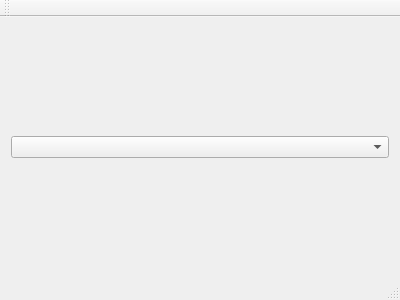
Before: the Qt Designer form QtCaptureTest/mainwindow.ui in openpnp/openpnp-capture, drawn with Qt 5.
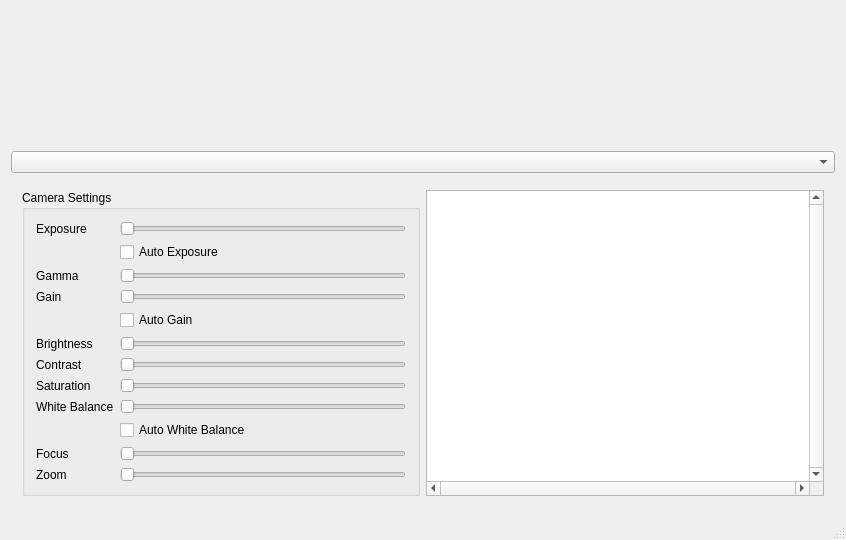
After: the same form once the commit is applied.

Commit message: Fixed bug in Win:setProperty() that returns an undefined status code. Updated QtCaptureText to include more camera properties.

Diff of the .ui file:
```diff
--- a/QtCaptureTest/mainwindow.ui
+++ b/QtCaptureTest/mainwindow.ui
@@ -6,8 +6,8 @@
    <rect>
     <x>0</x>
     <y>0</y>
-    <width>400</width>
-    <height>300</height>
+    <width>846</width>
+    <height>540</height>
    </rect>
   </property>
   <property name="windowTitle">
@@ -15,9 +15,227 @@
   </property>
   <widget class="QWidget" name="centralWidget">
    <layout class="QVBoxLayout" name="verticalLayout">
+    <item>
+     <widget class="QLabel" name="frameDisplay">
+      <property name="sizePolicy">
+       <sizepolicy hsizetype="Preferred" vsizetype="Preferred">
+        <horstretch>0</horstretch>
+        <verstretch>1</verstretch>
+       </sizepolicy>
+      </property>
+      <property name="text">
+       <string/>
+      </property>
+     </widget>
+    </item>
     <item>
      <widget class="QComboBox" name="cameraChooser"/>
     </item>
+    <item>
+     <widget class="QFrame" name="frame">
+      <property name="sizePolicy">
+       <sizepolicy hsizetype="Preferred" vsizetype="Fixed">
+        <horstretch>0</horstretch>
+        <verstretch>0</verstretch>
+       </sizepolicy>
+      </property>
+      <property name="frameShape">
+       <enum>QFrame::NoFrame</enum>
+      </property>
+      <property name="frameShadow">
+       <enum>QFrame::Plain</enum>
+      </property>
+      <property name="lineWidth">
+       <number>0</number>
+      </property>
+      <layout class="QHBoxLayout" name="horizontalLayout">
+       <item>
+        <widget class="QGroupBox" name="groupBox">
+         <property name="sizePolicy">
+          <sizepolicy hsizetype="Preferred" vsizetype="Minimum">
+           <horstretch>0</horstretch>
+           <verstretch>0</verstretch>
+          </sizepolicy>
+         </property>
+         <property name="title">
+          <string>Camera Settings</string>
+         </property>
+         <layout class="QGridLayout" name="gridLayout">
+          <item row="8" column="0">
+           <widget class="QLabel" name="label_5">
+            <property name="text">
+             <string>White Balance</string>
+            </property>
+           </widget>
+          </item>
+          <item row="0" column="0">
+           <widget class="QLabel" name="label">
+            <property name="text">
+             <string>Exposure</string>
+            </property>
+           </widget>
+          </item>
+          <item row="3" column="1">
+           <widget class="QSlider" name="gainSlider">
+            <property name="orientation">
+             <enum>Qt::Horizontal</enum>
+            </property>
+           </widget>
+          </item>
+          <item row="3" column="0">
+           <widget class="QLabel" name="label_2">
+            <property name="text">
+             <string>Gain</string>
+            </property>
+           </widget>
+          </item>
+          <item row="0" column="1">
+           <widget class="QSlider" name="exposureSlider">
+            <property name="orientation">
+             <enum>Qt::Horizontal</enum>
+            </property>
+           </widget>
+          </item>
+          <item row="8" column="1">
+           <widget class="QSlider" name="whitebalanceSlider">
+            <property name="orientation">
+             <enum>Qt::Horizontal</enum>
+            </property>
+           </widget>
+          </item>
+          <item row="6" column="0">
+           <widget class="QLabel" name="label_4">
+            <property name="text">
+             <string>Contrast</string>
+            </property>
+           </widget>
+          </item>
+          <item row="6" column="1">
+           <widget class="QSlider" name="contrastSlider">
+            <property name="orientation">
+             <enum>Qt::Horizontal</enum>
+            </property>
+           </widget>
+          </item>
+          <item row="2" column="0">
+           <widget class="QLabel" name="label_7">
+            <property name="text">
+             <string>Gamma</string>
+            </property>
+           </widget>
+          </item>
+          <item row="2" column="1">
+           <widget class="QSlider" name="gammaSlider">
+            <property name="orientation">
+             <enum>Qt::Horizontal</enum>
+            </property>
+           </widget>
+          </item>
+          <item row="1" column="1">
+           <widget class="QCheckBox" name="autoExposure">
+            <property name="text">
+             <string>Auto Exposure</string>
+            </property>
+           </widget>
+          </item>
+          <item row="9" column="1">
+           <widget class="QCheckBox" name="autoWhiteBalance">
+            <property name="text">
+             <string>Auto White Balance</string>
+            </property>
+           </widget>
+          </item>
+          <item row="5" column="0">
+           <widget class="QLabel" name="label_3">
+            <property name="text">
+             <string>Brightness</string>
+            </property>
+           </widget>
+          </item>
+          <item row="5" column="1">
+           <widget class="QSlider" name="brightnessSlider">
+            <property name="orientation">
+             <enum>Qt::Horizontal</enum>
+            </property>
+           </widget>
+          </item>
+          <item row="11" column="0">
+           <widget class="QLabel" name="label_8">
+            <property name="text">
+             <string>Zoom</string>
+            </property>
+           </widget>
+          </item>
+          <item row="11" column="1">
+           <widget class="QSlider" name="zoomSlider">
+            <property name="orientation">
+             <enum>Qt::Horizontal</enum>
+            </property>
+           </widget>
+          </item>
+          <item row="10" column="0">
+           <widget class="QLabel" name="label_6">
+            <property name="text">
+             <string>Focus</string>
+            </property>
+           </widget>
+          </item>
+          <item row="10" column="1">
+           <widget class="QSlider" name="focusSlider">
+            <property name="orientation">
+             <enum>Qt::Horizontal</enum>
+            </property>
+           </widget>
+          </item>
+          <item row="4" column="1">
+           <widget class="QCheckBox" name="autoGain">
+            <property name="text">
+             <string>Auto Gain</string>
+            </property>
+           </widget>
+          </item>
+          <item row="7" column="0">
+           <widget class="QLabel" name="label_9">
+            <property name="text">
+             <string>Saturation</string>
+            </property>
+           </widget>
+          </item>
+          <item row="7" column="1">
+           <widget class="QSlider" name="saturationSlider">
+            <property name="orientation">
+             <enum>Qt::Horizontal</enum>
+            </property>
+           </widget>
+          </item>
+         </layout>
+        </widget>
+       </item>
+       <item>
+        <widget class="QPlainTextEdit" name="logWidget">
+         <property name="sizePolicy">
+          <sizepolicy hsizetype="Expanding" vsizetype="Minimum">
+           <horstretch>0</horstretch>
+           <verstretch>0</verstretch>
+          </sizepolicy>
+         </property>
+         <property name="verticalScrollBarPolicy">
+          <enum>Qt::ScrollBarAlwaysOn</enum>
+         </property>
+         <property name="horizontalScrollBarPolicy">
+          <enum>Qt::ScrollBarAlwaysOn</enum>
+         </property>
+         <property name="undoRedoEnabled">
+          <bool>false</bool>
+         </property>
+         <property name="readOnly">
+          <bool>true</bool>
+         </property>
+        </widget>
+       </item>
+      </layout>
+     </widget>
+    </item>
    </layout>
   </widget>
   <widget class="QMenuBar" name="menuBar">
@@ -30,14 +248,6 @@
     </rect>
    </property>
   </widget>
-  <widget class="QToolBar" name="mainToolBar">
-   <attribute name="toolBarArea">
-    <enum>TopToolBarArea</enum>
-   </attribute>
-   <attribute name="toolBarBreak">
-    <bool>false</bool>
-   </attribute>
-  </widget>
   <widget class="QStatusBar" name="statusBar"/>
  </widget>
  <layoutdefault spacing="6" margin="11"/>
```
Left out of the diff: 4 changed lines with no effect on the pictures. The commit also changes 6 other files.
